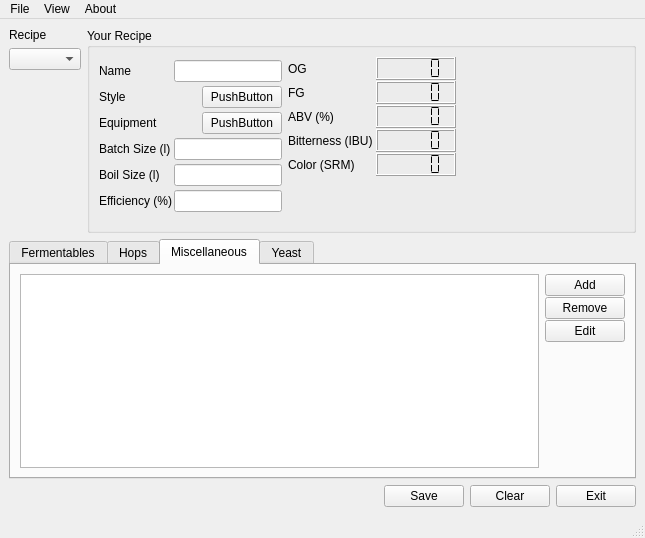
Old version of the form mainWindow.ui in the repository Brewtarget/brewtarget.
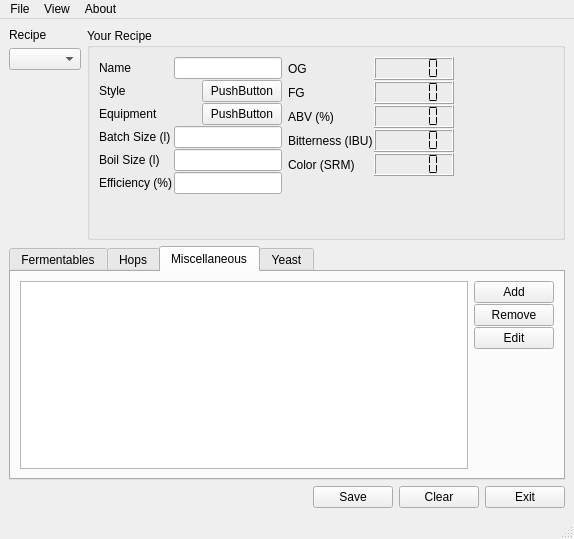
New version of the form. The open tabs and pages were chosen to show the change. Custom widgets are drawn as their Qt base class.

```diff
--- a/mainWindow.ui
+++ b/mainWindow.ui
@@ -5,8 +5,8 @@
    <rect>
     <x>0</x>
     <y>0</y>
-    <width>645</width>
-    <height>538</height>
+    <width>574</width>
+    <height>539</height>
    </rect>
   </property>
   <property name="windowTitle" >
@@ -17,8 +17,8 @@
     <rect>
      <x>0</x>
      <y>26</y>
-     <width>645</width>
-     <height>489</height>
+     <width>574</width>
+     <height>490</height>
     </rect>
    </property>
    <layout class="QVBoxLayout" name="verticalLayout_9" >
@@ -278,6 +278,19 @@
              </item>
             </layout>
            </item>
+           <item>
+            <spacer name="verticalSpacer_7" >
+             <property name="orientation" >
+              <enum>Qt::Vertical</enum>
+             </property>
+             <property name="sizeHint" stdset="0" >
+              <size>
+               <width>20</width>
+               <height>40</height>
+              </size>
+             </property>
+            </spacer>
+           </item>
           </layout>
          </item>
          <item>
@@ -680,6 +693,14 @@
        </layout>
       </widget>
       <widget class="QWidget" name="miscTab" >
+       <property name="geometry" >
+        <rect>
+         <x>0</x>
+         <y>0</y>
+         <width>623</width>
+         <height>172</height>
+        </rect>
+       </property>
        <attribute name="title" >
         <string>Miscellaneous</string>
        </attribute>
@@ -831,7 +852,7 @@
     <rect>
      <x>0</x>
      <y>0</y>
-     <width>645</width>
+     <width>574</width>
      <height>26</height>
     </rect>
    </property>
@@ -866,8 +887,8 @@
    <property name="geometry" >
     <rect>
      <x>0</x>
-     <y>515</y>
-     <width>645</width>
+     <y>516</y>
+     <width>574</width>
      <height>23</height>
     </rect>
    </property>
```
Left out of the diff: 24 changed lines with no effect on the pictures.
